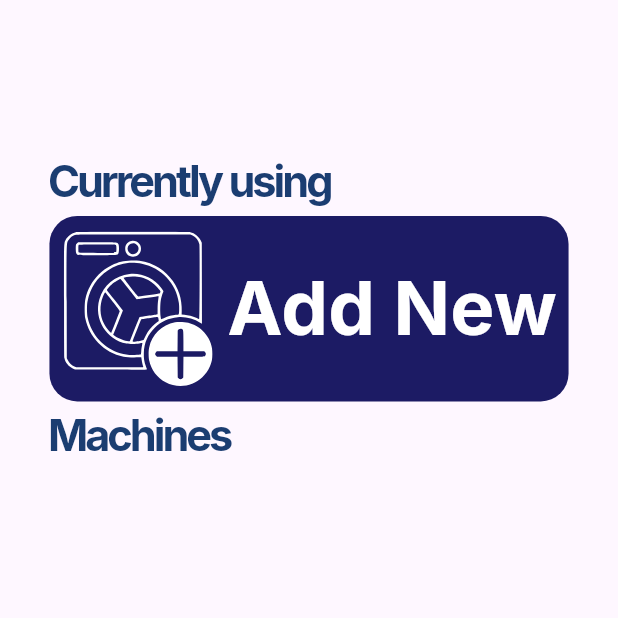
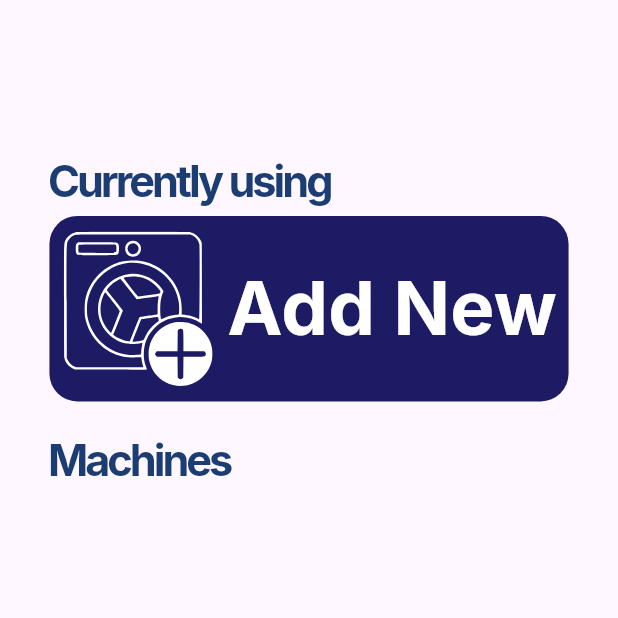
Before and after one commit to Esteria04/laundRyminder, a Flutter app: the MainPage screen opened directly, on a phone screen of 412 x 824 dp, the top half of it. Run offline on Flutter 3.47's test engine with Material 3 defaults, Android fonts, the phone set to English and light mode, and no system bars; our stand-ins replace card_loading, cloud_firestore, firebase_core, flutter_local_notifications, flutter_svg, google_fonts and 2 more; missing offline and left inert: nfc_manager; accounts and stored records are empty; generated files the repository leaves out were written again.

```diff
--- a/lib/pages/main_page.dart
+++ b/lib/pages/main_page.dart
@@ -1,3 +1,4 @@
+import 'package:card_loading/card_loading.dart';
 import 'package:cloud_firestore/cloud_firestore.dart';
 import 'package:flutter/material.dart';
 import 'package:laundryminder/utils/prefs.dart';
@@ -108,7 +109,11 @@ class _MainPageState extends State<MainPage> {
           mainAxisAlignment: MainAxisAlignment.start,
           children: [
             Padding(
-              padding: EdgeInsets.symmetric(horizontal: screenWidth * 0.08),
+              padding: EdgeInsets.only(
+                left: screenWidth * 0.08,
+                right: screenWidth * 0.08,
+                top: screenWidth * 0.04,
+              ),
               child: TitleText(
                 data: "Machines",
                 fontSize: screenWidth * 0.07,
@@ -125,6 +130,7 @@ class _MainPageState extends State<MainPage> {
 
                 return Expanded(
                   child: ListView.builder(
+                    padding: EdgeInsets.zero,
                     itemCount: len,
                     itemBuilder: (context, index) {
                       Map<String, dynamic> machineData = data[index];
@@ -140,7 +146,47 @@ class _MainPageState extends State<MainPage> {
                   ),
                 );
               } else {
-                return Container();
+                return Padding(
+                  padding: EdgeInsets.symmetric(horizontal: screenWidth * 0.08),
+                  child: Column(
+                    mainAxisAlignment: MainAxisAlignment.start,
+                    crossAxisAlignment: CrossAxisAlignment.start,
+                    children: [
+                      CardLoading(
+                        width: screenWidth * 0.84,
+                        height: screenWidth * 0.3,
+                        animationDuration: const Duration(microseconds: 400),
+                        borderRadius:
+                            BorderRadius.circular(screenWidth * 0.045),
+                        margin: const EdgeInsets.only(bottom: 10),
+                      ),
+                      CardLoading(
+                        width: screenWidth * 0.44,
+                        height: screenWidth * 0.1,
+                        animationDuration: const Duration(microseconds: 400),
+                        borderRadius:
+                            BorderRadius.circular(screenWidth * 0.045),
+                        margin: const EdgeInsets.only(bottom: 10),
+                      ),
+                      CardLoading(
+                        width: screenWidth * 0.84,
+                        height: screenWidth * 0.3,
+                        animationDuration: const Duration(microseconds: 400),
+                        borderRadius:
+                            BorderRadius.circular(screenWidth * 0.045),
+                        margin: const EdgeInsets.only(bottom: 10),
+                      ),
+                      CardLoading(
+                        width: screenWidth * 0.44,
+                        height: screenWidth * 0.1,
+                        animationDuration: const Duration(microseconds: 400),
+                        borderRadius:
+                            BorderRadius.circular(screenWidth * 0.045),
+                        margin: const EdgeInsets.only(bottom: 10),
+                      ),
+                    ],
+                  ),
+                );
               }
             }),
       ]),
--- a/pubspec.yaml
+++ b/pubspec.yaml
@@ -16,6 +16,8 @@ dependencies:
   card_loading: ^0.3.2
   flutter:
     sdk: flutter
+  flutter_local_notifications: ^16.3.2
+  permission_handler: ^11.3.0
 
 dev_dependencies:
   flutter_test:
```
Also changed, not shown: lib/utils/notification_service.dart (added, +53 -0 lines), lib/widgets/machines/current_dryer.dart (+58 -3 lines), lib/widgets/machines/current_washer.dart (+29 -16 lines), pubspec.lock.
